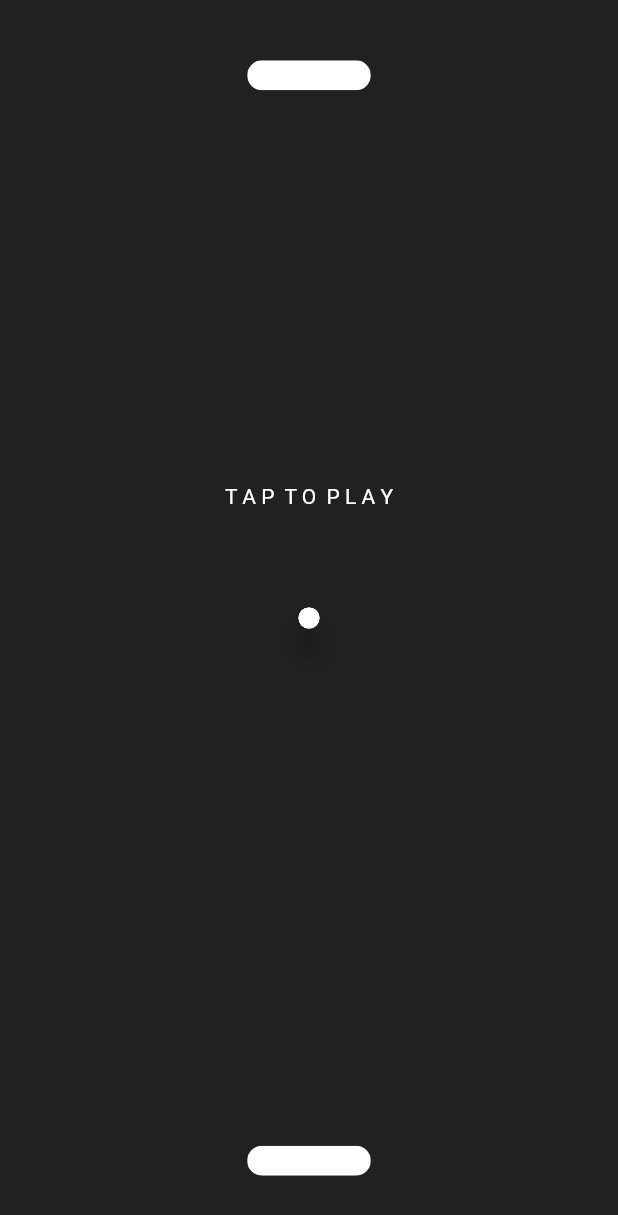
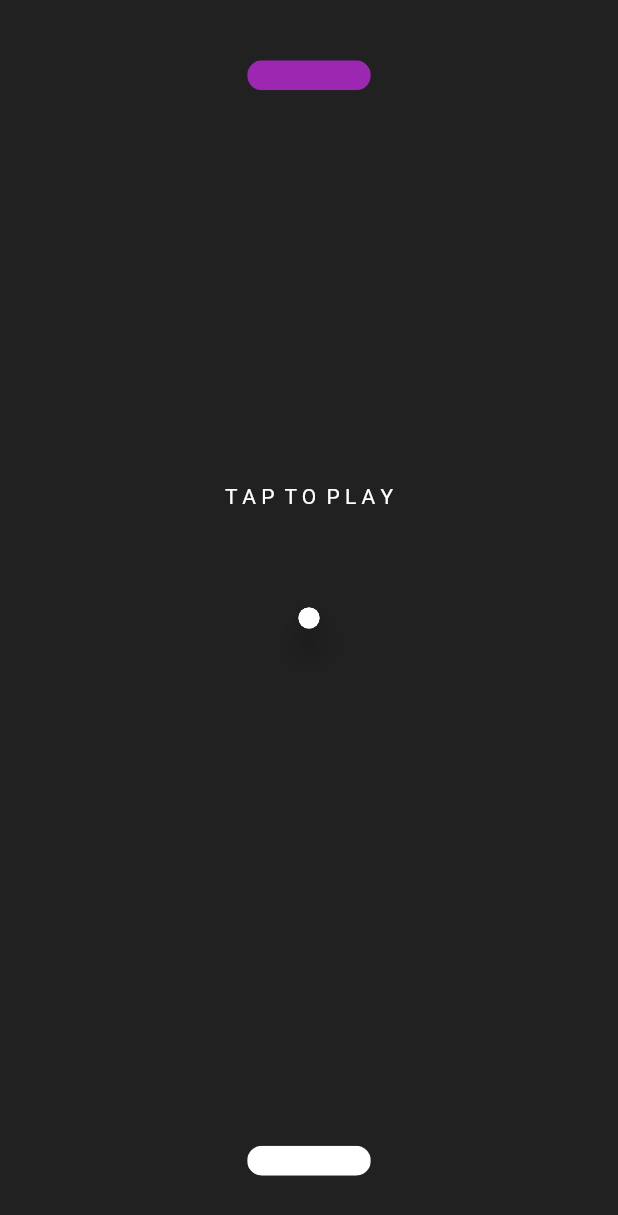
Before and after one commit to manil-123/pong-game-with-bloc, a Flutter app: the screen it shows after launch, on a phone screen of 412 x 824 dp. Shown: the top 1215 px of the screen. Run offline on Flutter 3.47's test engine with Material 2 defaults, Android fonts, the phone set to English and light mode, and no system bars; drawn by our look-alikes of avatar_glow; our stand-ins replace equatable, flutter_bloc.

```diff
--- a/lib/cubits/game_state.dart
+++ b/lib/cubits/game_state.dart
@@ -23,6 +23,7 @@ class GameUnderPlay extends GameState {
   final direction ballXDirection;
   // for player brick
   final double playerX;
+  final double enemyX;
   final double brickWidth;
   const GameUnderPlay(
     this.ballX,
@@ -30,6 +31,7 @@ class GameUnderPlay extends GameState {
     this.ballYDirection,
     this.ballXDirection,
     this.playerX,
+    this.enemyX,
     this.brickWidth,
     super.gameHasStarted,
   );
@@ -41,6 +43,7 @@ class GameUnderPlay extends GameState {
         ballYDirection,
         ballXDirection,
         playerX,
+        enemyX,
         brickWidth,
         gameHasStarted
       ];
@@ -51,6 +54,7 @@ class GameUnderPlay extends GameState {
     direction? ballYDirection,
     direction? ballXDirection,
     double? playerX,
+    double? enemyX,
   }) {
     return GameUnderPlay(
       ballX ?? this.ballX,
@@ -58,6 +62,7 @@ class GameUnderPlay extends GameState {
       ballYDirection ?? this.ballYDirection,
       ballXDirection ?? this.ballXDirection,
       playerX ?? this.playerX,
+      enemyX ?? this.enemyX,
       brickWidth,
       gameHasStarted,
     );
--- a/lib/views/screens/home_screen.dart
+++ b/lib/views/screens/home_screen.dart
@@ -29,7 +29,7 @@ class _HomeScreenState extends State<HomeScreen> {
 
   void _startGame() {
     gameCubit!.startGame();
-    Timer.periodic(const Duration(milliseconds: 1), (timer) {
+    Timer.periodic(const Duration(milliseconds: 20), (timer) {
       // move ball
       gameCubit!.moveBall();
 
@@ -43,6 +43,7 @@ class _HomeScreenState extends State<HomeScreen> {
   void _showDialog() {
     showDialog(
         context: context,
+        barrierDismissible: false,
         builder: (context) {
           return AlertDialog(
             backgroundColor: Colors.deepPurple,
@@ -105,20 +106,26 @@ class _HomeScreenState extends State<HomeScreen> {
                       Expanded(
                         child: Stack(
                           children: [
-                            //top brick
+                            //enemy brick
                             MyBrick(
-                              x: 0,
-                              y: -0.9,
+                              x: state.enemyX,
+                              y: -0.95,
                               brickWidth: state.brickWidth,
+                              thisIsEnemy: true,
                             ),
                             // player brick
                             MyBrick(
                               x: state.playerX,
-                              y: 0.9,
+                              y: 0.95,
                               brickWidth: state.brickWidth,
+                              thisIsEnemy: false,
                             ),
                             //ball
-                            MyBall(x: state.ballX, y: state.ballY),
+                            MyBall(
+                              x: state.ballX,
+                              y: state.ballY,
+                              gameHasStarted: state.gameHasStarted,
+                            ),
                           ],
                         ),
                       ),
@@ -179,18 +186,24 @@ class _HomeScreenState extends State<HomeScreen> {
               ),
               //top brick
               const MyBrick(
-                x: 0,
+                x: -0.2,
                 y: -0.9,
                 brickWidth: 0.4,
+                thisIsEnemy: true,
               ),
               //bottom brick
               const MyBrick(
-                x: 0,
+                x: -0.2,
                 y: 0.9,
                 brickWidth: 0.4,
+                thisIsEnemy: false,
               ),
               //ball
-              const MyBall(x: 0, y: 0),
+              MyBall(
+                x: 0,
+                y: 0,
+                gameHasStarted: state.gameHasStarted,
+              ),
             ],
           ),
         ),
--- a/lib/views/widgets/ball.dart
+++ b/lib/views/widgets/ball.dart
@@ -4,19 +4,30 @@ import 'package:flutter/material.dart';
 class MyBall extends StatelessWidget {
   final double? x;
   final double? y;
-  const MyBall({
-    super.key,
-    this.x,
-    this.y,
-  });
+  final bool? gameHasStarted;
+  const MyBall({super.key, this.x, this.y, this.gameHasStarted});
 
   @override
   Widget build(BuildContext context) {
-    return Container(
+    return gameHasStarted!
+        ? Container(
             alignment: Alignment(x!, y!),
+            child: ClipRRect(
+              borderRadius: BorderRadius.circular(10),
+              child: Container(
+                color: Colors.white,
+                height: 14,
+                width: 14,
+              ),
+            ),
+          )
+        : Container(
+            alignment: Alignment(x!, y!),
+            child: AvatarGlow(
+              endRadius: 60,
               child: Material(
                 elevation: 8,
-        shape: const CircleBorder(),
+                shape: CircleBorder(),
                 child: CircleAvatar(
                   backgroundColor: Colors.grey[100],
                   radius: 7,
@@ -30,6 +41,7 @@ class MyBall extends StatelessWidget {
                   ),
                 ),
               ),
+            ),
           );
   }
 }
--- a/lib/views/widgets/brick.dart
+++ b/lib/views/widgets/brick.dart
@@ -1,27 +1,29 @@
 import 'package:flutter/material.dart';
-import 'package:pong_game/brick.dart';
 
 class MyBrick extends StatelessWidget {
-  final double? x;
-  final double? y;
+  final double x;
+  final double y;
   final double brickWidth;
+  final bool thisIsEnemy;
+
   const MyBrick({
     super.key,
     required this.x,
     required this.y,
     required this.brickWidth,
+    required this.thisIsEnemy,
   });
 
   @override
   Widget build(BuildContext context) {
     return Container(
-      alignment: Alignment(x!, y!),
+      alignment: Alignment((2 * x + brickWidth) / (2 - brickWidth), y),
       child: ClipRRect(
         borderRadius: BorderRadius.circular(10),
         child: Container(
-          color: Colors.white,
+          color: thisIsEnemy ? Colors.purple : Colors.white,
           height: 20,
-          width: MediaQuery.of(context).size.width / 5,
+          width: MediaQuery.of(context).size.width * brickWidth / 2,
         ),
       ),
     );
```
Also changed, not shown: lib/ball.dart (deleted, +0 -47 lines), lib/brick.dart (deleted, +0 -24 lines), lib/cubits/game_cubit.dart (+10 -6 lines), lib/home_page.dart (+5 -7 lines). Lines whose indentation alone changed are shown as unchanged.
